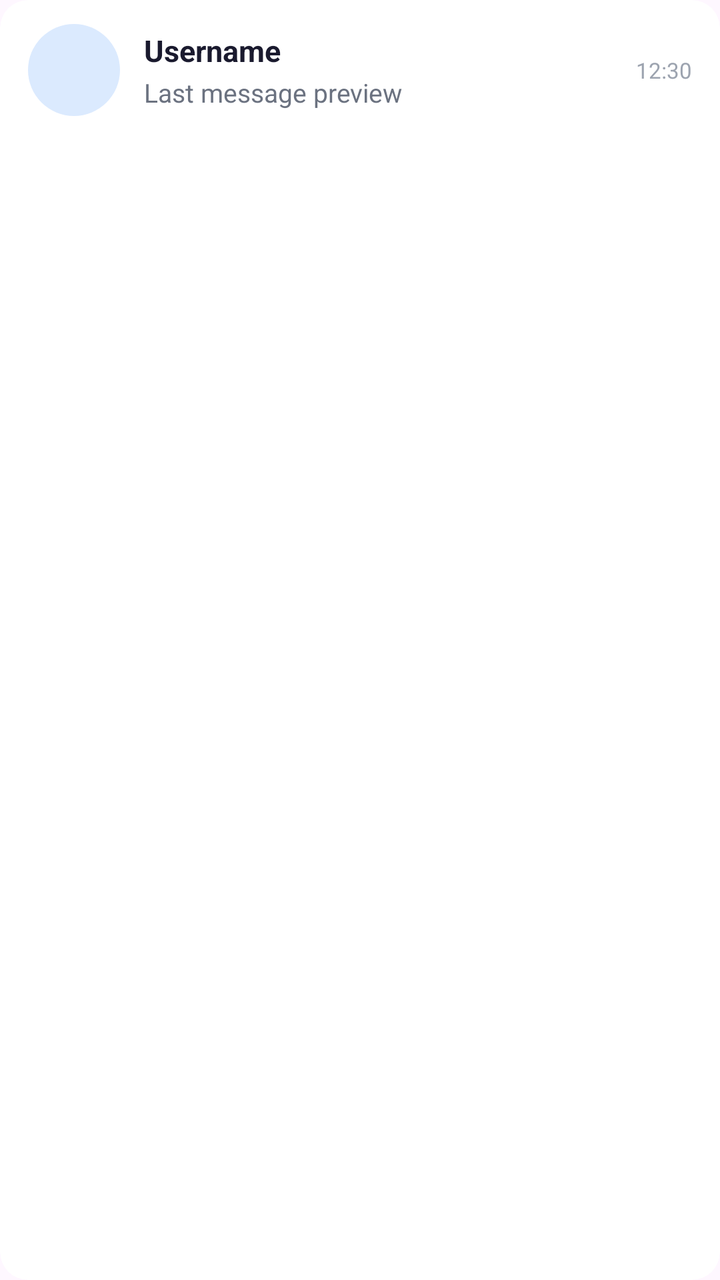
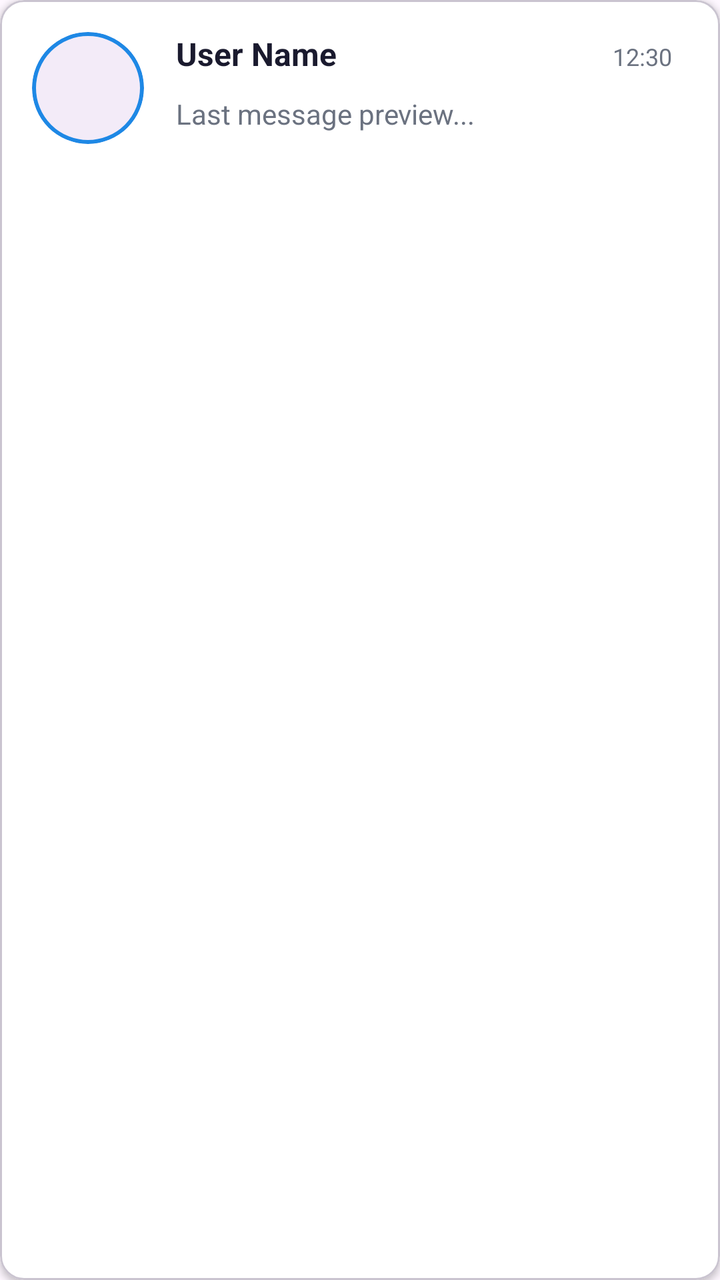

Before-and-after screenshots of an Android layout around one commit, followed by the original layout XML and the change that was made.
<!-- AndroidManifest.xml: application theme Theme.MainProj -->
<!-- res/layout/chat_item.xml -->
<?xml version="1.0" encoding="utf-8"?>
<androidx.cardview.widget.CardView
    xmlns:android="http://schemas.android.com/apk/res/android"
    xmlns:app="http://schemas.android.com/apk/res-auto"
    android:layout_width="match_parent"
    android:layout_height="wrap_content"
    android:layout_marginHorizontal="12dp"
    android:layout_marginVertical="4dp"
    app:cardCornerRadius="14dp"
    app:cardElevation="0dp"
    app:cardBackgroundColor="@color/colorCardBackground"
    app:strokeColor="@color/colorCardBorder"
    app:strokeWidth="1dp">

    <LinearLayout
        android:layout_width="match_parent"
        android:layout_height="wrap_content"
        android:orientation="horizontal"
        android:paddingHorizontal="14dp"
        android:paddingVertical="12dp"
        android:gravity="center_vertical">

        
        <ImageView
            android:id="@+id/profileImage"
            android:layout_width="46dp"
            android:layout_height="46dp"
            android:background="@drawable/bg_avatar_circle"
            android:src="@android:drawable/sym_def_app_icon"
            android:padding="10dp"
            android:scaleType="centerInside"
            android:contentDescription="Profile picture"
            app:tint="@color/colorAvatarIcon" />

        
        <LinearLayout
            android:layout_width="0dp"
            android:layout_height="wrap_content"
            android:layout_weight="1"
            android:orientation="vertical"
            android:paddingStart="12dp"
            android:paddingEnd="8dp">

            <TextView
                android:id="@+id/chatName"
                android:layout_width="wrap_content"
                android:layout_height="wrap_content"
                android:text="Username"
                android:textSize="15sp"
                android:textStyle="bold"
                android:textColor="@color/colorTextPrimary"
                android:maxLines="1"
                android:ellipsize="end"/>

            <TextView
                android:id="@+id/lastMessage"
                android:layout_width="wrap_content"
                android:layout_height="wrap_content"
                android:text="Last message preview"
                android:textSize="13sp"
                android:textColor="@color/colorTextSecondary"
                android:layout_marginTop="2dp"
                android:maxLines="1"
                android:ellipsize="end"/>

        </LinearLayout>

        
        <TextView
            android:id="@+id/chatTime"
            android:layout_width="wrap_content"
            android:layout_height="wrap_content"
            android:text="12:30"
            android:textSize="11sp"
            android:textColor="@color/colorTimestamp"/>

    </LinearLayout>

</androidx.cardview.widget.CardView>
<!-- resources referenced by this layout -->
<resources>
  <color name="colorAvatarIcon">#1E88E5</color>
  <color name="colorCardBackground">#FFFFFF</color>
  <color name="colorCardBorder">#E9ECF0</color>
  <color name="colorTextPrimary">#1A1A2E</color>
  <color name="colorTextSecondary">#6B7280</color>
  <color name="colorTimestamp">#9CA3AF</color>
  <!-- drawable bg_avatar_circle (drawable) -->
  <?xml version="1.0" encoding="utf-8"?>
  <shape xmlns:android="http://schemas.android.com/apk/res/android"
      android:shape="oval">
  
      <solid android:color="@color/colorAvatarBackground"/>
  
  </shape>
  <style name="Theme.MainProj" parent="Theme.Material3.DayNight.NoActionBar">
              <item name="inputStrokeColor">@color/input_stroke_color_light</item>
              <item name="buttonPrimary">@color/button_primary_light</item>
              <item name="textSecondary">@color/text_secondary_light</item>
  
              <item name="buttonGoogleBg">@color/button_google_bg_light</item>
              <item name="buttonGoogleText">@color/button_google_text_light</item>
              <item name="buttonGoogleStroke">@color/button_google_stroke_light</item>
          </style>
  <color name="colorAvatarBackground">#DBEAFE</color>
  <color name="input_stroke_color_light">#667eea</color>
  <color name="button_primary_light">#667eea</color>
  <color name="text_secondary_light">#666666</color>
  <color name="button_google_bg_light">#FFFFFF</color>
  <color name="button_google_text_light">#333333</color>
  <color name="button_google_stroke_light">#e0e0e0</color>
</resources>

<!-- the commit's change to res/layout/chat_item.xml (unified diff, before → after) -->
@@ -1,69 +1,92 @@
 <?xml version="1.0" encoding="utf-8"?>
-<androidx.cardview.widget.CardView
+<com.google.android.material.card.MaterialCardView
     xmlns:android="http://schemas.android.com/apk/res/android"
     xmlns:app="http://schemas.android.com/apk/res-auto"
+    xmlns:tools="http://schemas.android.com/tools"
     android:layout_width="match_parent"
     android:layout_height="wrap_content"
-    android:layout_marginHorizontal="12dp"
+    android:layout_marginHorizontal="8dp"
     android:layout_marginVertical="4dp"
-    app:cardCornerRadius="14dp"
-    app:cardElevation="0dp"
-    app:cardBackgroundColor="@color/colorCardBackground"
-    app:strokeColor="@color/colorCardBorder"
-    app:strokeWidth="1dp">
+    app:cardCornerRadius="12dp"
+    app:cardElevation="2dp"
+    android:foreground="?attr/selectableItemBackground"
+    app:cardBackgroundColor="@color/colorCardBackground">
 
-    <LinearLayout
+    <androidx.constraintlayout.widget.ConstraintLayout
         android:layout_width="match_parent"
         android:layout_height="wrap_content"
-        android:orientation="horizontal"
-        android:paddingHorizontal="14dp"
-        android:paddingVertical="12dp"
-        android:gravity="center_vertical">
+        android:padding="16dp"
+        android:minHeight="80dp">
 
         
-        <ImageView
-            android:id="@+id/profileImage"
-            android:layout_width="46dp"
-            android:layout_height="46dp"
-            android:background="@drawable/bg_avatar_circle"
-            android:src="@android:drawable/sym_def_app_icon"
-            android:padding="10dp"
-            android:scaleType="centerInside"
-            android:contentDescription="Profile picture"
-            app:tint="@color/colorAvatarIcon" />
+        <com.google.android.material.card.MaterialCardView
+            android:id="@+id/profileCard"
+            android:layout_width="56dp"
+            android:layout_height="56dp"
+            app:cardCornerRadius="28dp"
+            app:cardElevation="0dp"
+            app:strokeWidth="2dp"
+            app:strokeColor="@color/colorPrimary"
+            app:layout_constraintTop_toTopOf="parent"
+            app:layout_constraintBottom_toBottomOf="parent"
+            app:layout_constraintStart_toStartOf="parent">
+
+            <ImageView
+                android:id="@+id/profileImage"
+                android:layout_width="match_parent"
+                android:layout_height="match_parent"
+                android:scaleType="centerCrop"
+                android:src="@android:drawable/sym_def_app_icon"
+                tools:ignore="ContentDescription" />
+
+        </com.google.android.material.card.MaterialCardView>
 
         
-        <LinearLayout
+        <View
+            android:id="@+id/onlineIndicator"
+            android:layout_width="12dp"
+            android:layout_height="12dp"
+            android:background="@drawable/circle_bg"
+            android:visibility="gone"
+            app:layout_constraintBottom_toBottomOf="@id/profileCard"
+            app:layout_constraintEnd_toEndOf="@id/profileCard"
+            tools:visibility="visible" />
+
+        
+        <TextView
+            android:id="@+id/chatName"
             android:layout_width="0dp"
             android:layout_height="wrap_content"
-            android:layout_weight="1"
-            android:orientation="vertical"
-            android:paddingStart="12dp"
-            android:paddingEnd="8dp">
+            android:layout_marginStart="16dp"
+            android:layout_marginEnd="8dp"
+            android:text="User Name"
+            android:textSize="16sp"
+            android:textStyle="bold"
+            android:textColor="@color/colorTextPrimary"
+            android:maxLines="1"
+            android:ellipsize="end"
+            app:layout_constraintTop_toTopOf="@id/profileCard"
+            app:layout_constraintStart_toEndOf="@id/profileCard"
+            app:layout_constraintEnd_toStartOf="@id/chatTime" />
 
-            <TextView
-                android:id="@+id/chatName"
-                android:layout_width="wrap_content"
-                android:layout_height="wrap_content"
-                android:text="Username"
-                android:textSize="15sp"
-                android:textStyle="bold"
-                android:textColor="@color/colorTextPrimary"
-                android:maxLines="1"
-                android:ellipsize="end"/>
-
-            <TextView
-                android:id="@+id/lastMessage"
-                android:layout_width="wrap_content"
-                android:layout_height="wrap_content"
-                android:text="Last message preview"
-                android:textSize="13sp"
-                android:textColor="@color/colorTextSecondary"
-                android:layout_marginTop="2dp"
-                android:maxLines="1"
-                android:ellipsize="end"/>
-
-        </LinearLayout>
+        
+        <TextView
+            android:id="@+id/tvEmail"
+            android:layout_width="0dp"
+            android:layout_height="wrap_content"
+            android:layout_marginStart="16dp"
+            android:layout_marginTop="2dp"
+            android:layout_marginEnd="8dp"
+            android:text="email@example.com"
+            android:textSize="12sp"
+            android:textColor="@color/colorTextSecondary"
+            android:maxLines="1"
+            android:ellipsize="end"
+            android:visibility="gone"
+            app:layout_constraintTop_toBottomOf="@id/chatName"
+            app:layout_constraintStart_toEndOf="@id/profileCard"
+            app:layout_constraintEnd_toStartOf="@id/unreadBadge"
+            tools:visibility="visible" />
 
         
         <TextView
@@ -71,9 +94,49 @@
             android:layout_width="wrap_content"
             android:layout_height="wrap_content"
             android:text="12:30"
-            android:textSize="11sp"
-            android:textColor="@color/colorTimestamp"/>
+            android:textSize="12sp"
+            android:textColor="@color/colorTextSecondary"
+            android:background="@drawable/bg_time_pill"
+            android:paddingHorizontal="8dp"
+            android:paddingVertical="4dp"
+            app:layout_constraintTop_toTopOf="@id/chatName"
+            app:layout_constraintEnd_toEndOf="parent" />
 
-    </LinearLayout>
+        
+        <TextView
+            android:id="@+id/lastMessage"
+            android:layout_width="0dp"
+            android:layout_height="wrap_content"
+            android:layout_marginStart="16dp"
+            android:layout_marginTop="4dp"
+            android:layout_marginEnd="8dp"
+            android:text="Last message preview..."
+            android:textSize="14sp"
+            android:textColor="@color/colorTextSecondary"
+            android:maxLines="2"
+            android:ellipsize="end"
+            app:layout_constraintTop_toBottomOf="@id/tvEmail"
+            app:layout_constraintStart_toEndOf="@id/profileCard"
+            app:layout_constraintEnd_toStartOf="@id/unreadBadge"
+            app:layout_constraintBottom_toBottomOf="@id/profileCard" />
 
-</androidx.cardview.widget.CardView>
+        
+        <TextView
+            android:id="@+id/unreadBadge"
+            android:layout_width="24dp"
+            android:layout_height="24dp"
+            android:background="@drawable/circle_bg"
+            android:backgroundTint="@color/colorPrimary"
+            android:gravity="center"
+            android:text="3"
+            android:textColor="@color/white"
+            android:textSize="12sp"
+            android:textStyle="bold"
+            android:visibility="gone"
+            app:layout_constraintBottom_toBottomOf="@id/lastMessage"
+            app:layout_constraintEnd_toEndOf="parent"
+            tools:visibility="visible" />
+
+    </androidx.constraintlayout.widget.ConstraintLayout>
+
+</com.google.android.material.card.MaterialCardView>
<!-- resource entries referenced after the edit -->
@@ -1,18 +1,27 @@
 <!-- resources referenced by this layout -->
 <resources>
-  <color name="colorAvatarIcon">#1E88E5</color>
   <color name="colorCardBackground">#FFFFFF</color>
-  <color name="colorCardBorder">#E9ECF0</color>
+  <color name="colorPrimary">#1E88E5</color>
   <color name="colorTextPrimary">#1A1A2E</color>
   <color name="colorTextSecondary">#6B7280</color>
-  <color name="colorTimestamp">#9CA3AF</color>
-  <!-- drawable bg_avatar_circle (drawable) -->
+  <color name="white">#FFFFFFFF</color>
+  <!-- drawable bg_time_pill (drawable) -->
+  <?xml version="1.0" encoding="utf-8"?>
+  <shape xmlns:android="http://schemas.android.com/apk/res/android"
+      android:shape="rectangle">
+      <solid android:color="@color/colorSearchBackground"/>
+      <corners android:radius="12dp"/>
+      <padding
+          android:left="8dp"
+          android:top="4dp"
+          android:right="8dp"
+          android:bottom="4dp"/>
+  </shape>
+  <!-- drawable circle_bg (drawable) -->
   <?xml version="1.0" encoding="utf-8"?>
   <shape xmlns:android="http://schemas.android.com/apk/res/android"
       android:shape="oval">
-  
-      <solid android:color="@color/colorAvatarBackground"/>
-  
+      <solid android:color="#4CAF50"/>
   </shape>
   <style name="Theme.MainProj" parent="Theme.Material3.DayNight.NoActionBar">
               <item name="inputStrokeColor">@color/input_stroke_color_light</item>
@@ -23,7 +32,7 @@
               <item name="buttonGoogleText">@color/button_google_text_light</item>
               <item name="buttonGoogleStroke">@color/button_google_stroke_light</item>
           </style>
-  <color name="colorAvatarBackground">#DBEAFE</color>
+  <color name="colorSearchBackground">#FFFFFF</color>
   <color name="input_stroke_color_light">#667eea</color>
   <color name="button_primary_light">#667eea</color>
   <color name="text_secondary_light">#666666</color>
